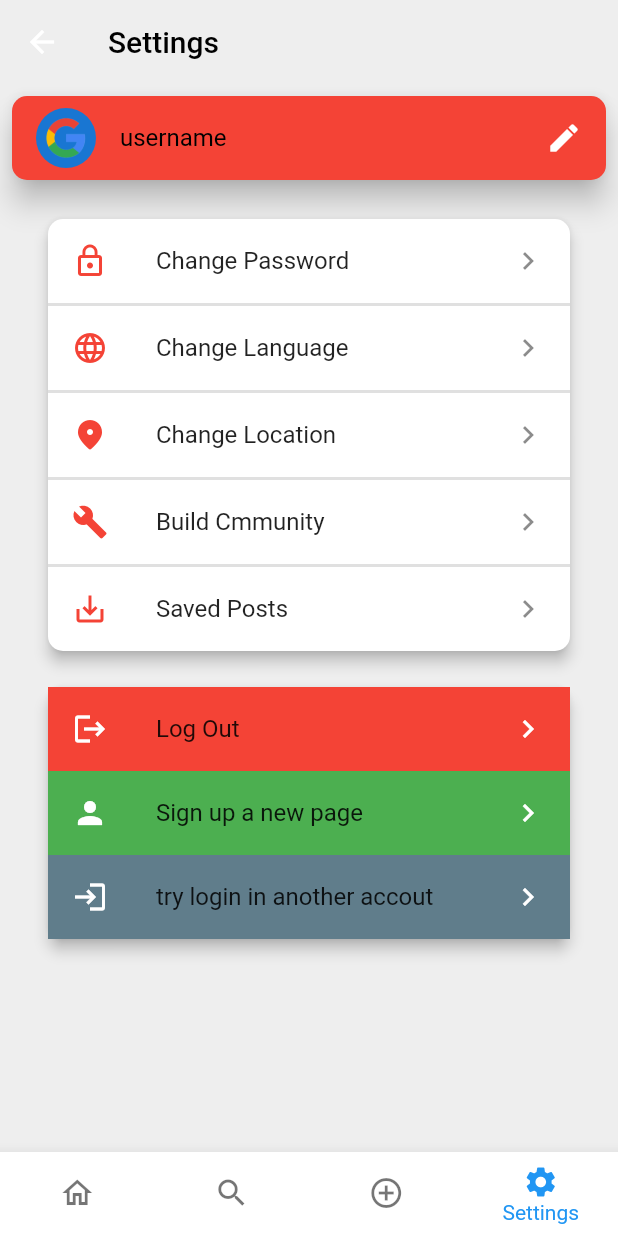
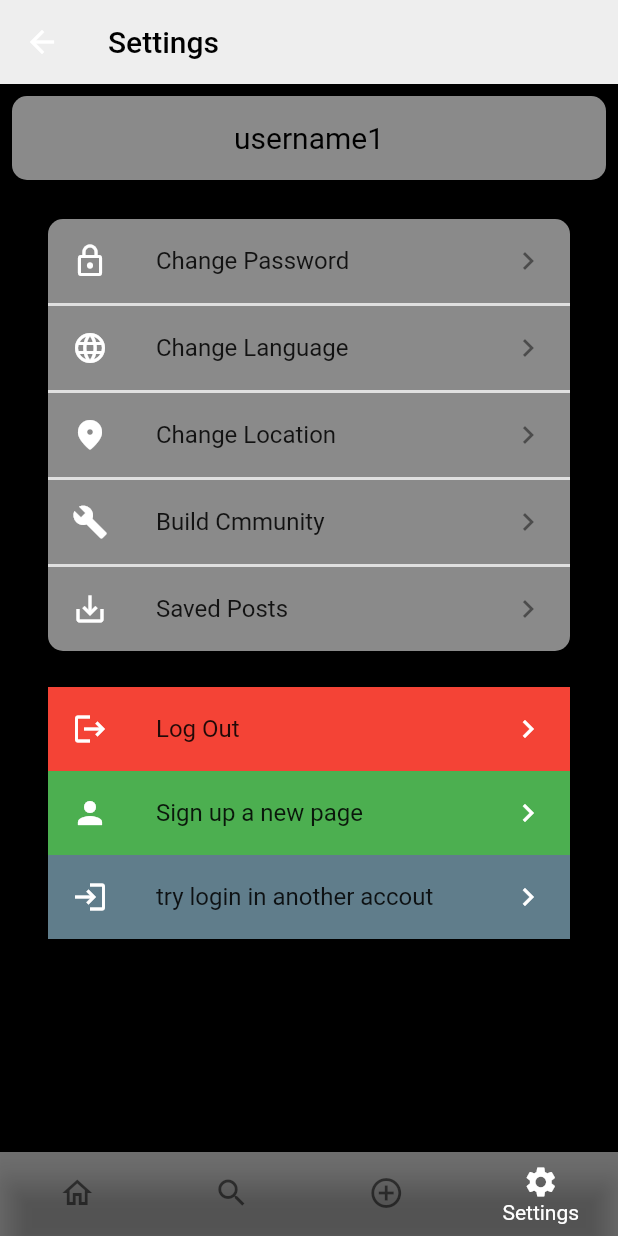
Before and after one commit to MohammadHuseyn/Reddit-SBU, a Flutter app: the BottomSwitcher screen opened directly, item 4 of the bottom bar chosen, on a phone screen of 412 x 824 dp. Run offline on Flutter 3.47's test engine with Material 2 defaults, Android fonts, the phone set to English and light mode, and no system bars; our stand-ins replace file_picker; missing offline and left inert: dart:html, firebase_auth_web, firebase_core_web, google_sign_in_web; accounts and stored records are empty.

Commit message:
theme color for all pages changed

```diff
--- a/lib/PageNavigator.dart
+++ b/lib/PageNavigator.dart
@@ -23,7 +23,7 @@ class _BottomSwitcherState extends State<BottomSwitcher> {
     Home(mainUser: mainUser,),
     Search(communities: communities),
     Add(mainUser: users[1],),
-    Settings(),
+    Settings(mainUser: mainUser),
   ];
 
   void _onTapNavigationItemBar(int i){
@@ -57,7 +57,7 @@ class _BottomSwitcherState extends State<BottomSwitcher> {
           child: _swithcerView.elementAt(index),
         ),
         bottomNavigationBar: BottomNavigationBar(
-          backgroundColor: Colors.white,
+          backgroundColor: Colors.black54,
           currentIndex: index,
           onTap: _onTapNavigationItemBar,
           showSelectedLabels: true,
@@ -66,10 +66,11 @@ class _BottomSwitcherState extends State<BottomSwitcher> {
           items: _SwitcherItems.map((e) =>
               BottomNavigationBarItem(
                 icon: Icon(e.icon),
-                activeIcon: Icon(e.activeIcon),
+                activeIcon: Icon(e.activeIcon,color: Colors.white,),
                 label: e.title,
               )
           ).toList(),
+          selectedItemColor: Colors.white,
         ),
       );
   }
--- a/lib/bottomSwitcher/home.dart
+++ b/lib/bottomSwitcher/home.dart
@@ -1,8 +1,6 @@
 import 'package:flutter/material.dart';
 import 'package:test_mu/Classes/Community.dart';
-import 'package:test_mu/Classes/Post.dart';
 import 'package:test_mu/bottomSwitcher/PostItem.dart';
-import '../Authentication/Login.dart';
 import '../Classes/User.dart';
 
 Container loop(Community community,BuildContext context) {
@@ -18,9 +16,7 @@ Container loop(Community community,BuildContext context) {
 
 class Home extends StatefulWidget {
   Home({this.mainUser});
-
   User mainUser;
-
   @override
   State<Home> createState() => _HomeState();
 }
@@ -29,6 +25,7 @@ class _HomeState extends State<Home> {
   @override
   Widget build(BuildContext context) {
     return Container(
+      color: Colors.black,
         height: MediaQuery.of(context).size.height,
         child: ListView.builder(
             itemCount: widget.mainUser.communities.length,
--- a/lib/bottomSwitcher/settings.dart
+++ b/lib/bottomSwitcher/settings.dart
@@ -2,9 +2,11 @@ import 'package:flutter/material.dart';
 import 'package:test_mu/Authentication/Login.dart';
 import 'package:test_mu/Authentication/Signup.dart';
 
+import '../Classes/User.dart';
+
 class Settings extends StatefulWidget {
-  const Settings({Key key}) : super(key: key);
-
+  Settings({this.mainUser});
+  User mainUser;
   @override
   State<Settings> createState() => _SettingsState();
 }
@@ -13,7 +15,7 @@ class _SettingsState extends State<Settings> {
   @override
   Widget build(BuildContext context) {
     return Scaffold(
-      backgroundColor: Colors.grey.shade200,
+      backgroundColor: Colors.black,
       appBar: AppBar(
         elevation: 0,
         backgroundColor: Colors.grey.shade200,
@@ -33,22 +35,25 @@ class _SettingsState extends State<Settings> {
                   shape: RoundedRectangleBorder(
                       borderRadius: BorderRadius.circular(10.0)),
                   margin: const EdgeInsets.all(8.0),
-                  color: Colors.red,
+                  color: Colors.white54,
                   child: ListTile(
                     onTap: () {},
-                    title: Text(
-                      "username",
-                      style: TextStyle(
-                          color: Colors.black, fontWeight: FontWeight.w400),
+                    title: Center(
+                      child: Text(
+                        widget.mainUser.username,
+                        style: TextStyle(
+                            color: Colors.black, fontWeight: FontWeight.w400,fontSize: 20),
+                      ),
                     ),
-                    leading: CircleAvatar(
-                      backgroundImage: AssetImage('assets/google.png'),
-                    ),
-                    trailing: Icon(Icons.edit,color: Colors.white,),
+                    // leading: CircleAvatar(
+                    //   backgroundImage: AssetImage('assets/google.png'),
+                    // ),
+                    // trailing: Icon(Icons.edit,color: Colors.white54,),
                   ),
                 ),
                 const SizedBox(height: 10.0,),
                 Card(
+                  color: Colors.white54,
                   elevation: 4.0,
                   margin: const EdgeInsets.fromLTRB(32.0, 8.0, 32.0, 16.0),
                   shape: RoundedRectangleBorder(
@@ -58,7 +63,7 @@ class _SettingsState extends State<Settings> {
                       ListTile(
                         leading: Icon(
                           Icons.lock_outline,
-                          color: Colors.red,
+                          color: Colors.white,
                         ),
                         title: Text("Change Password"),
                         trailing: Icon(Icons.keyboard_arrow_right),
@@ -72,7 +77,7 @@ class _SettingsState extends State<Settings> {
                       ListTile(
                         leading: Icon(
                           Icons.language,
-                          color: Colors.red,
+                          color: Colors.white,
                         ),
                         title: Text("Change Language"),
                         trailing: Icon(Icons.keyboard_arrow_right),
@@ -86,7 +91,7 @@ class _SettingsState extends State<Settings> {
                       ListTile(
                         leading: Icon(
                           Icons.location_on_rounded,
-                          color: Colors.red,
+                          color: Colors.white,
                         ),
                         title: Text("Change Location"),
                         trailing: Icon(Icons.keyboard_arrow_right),
@@ -100,7 +105,7 @@ class _SettingsState extends State<Settings> {
                       ListTile(
                         leading: Icon(
                           Icons.build,
-                          color: Colors.red,
+                          color: Colors.white,
                         ),
                         title: Text("Build Cmmunity"),
                         trailing: Icon(Icons.keyboard_arrow_right),
@@ -114,7 +119,7 @@ class _SettingsState extends State<Settings> {
                       ListTile(
                         leading: Icon(
                           Icons.save_alt,
-                          color: Colors.red,
+                          color: Colors.white,
                         ),
                         title: Text("Saved Posts"),
                         trailing: Icon(Icons.keyboard_arrow_right),
```
Also changed, not shown: lib/bottomSwitcher/PostItem.dart (+11 -7 lines), lib/bottomSwitcher/add.dart (+14 -13 lines), lib/bottomSwitcher/search.dart (+9 -3 lines).
